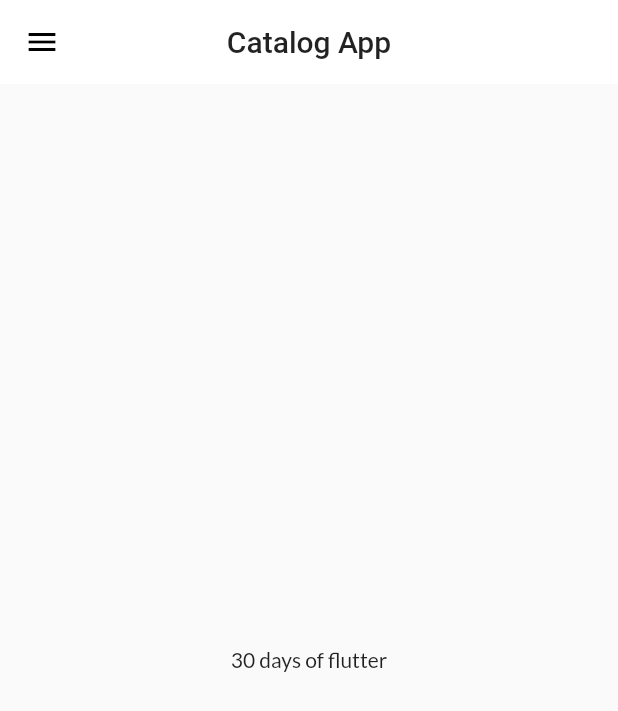
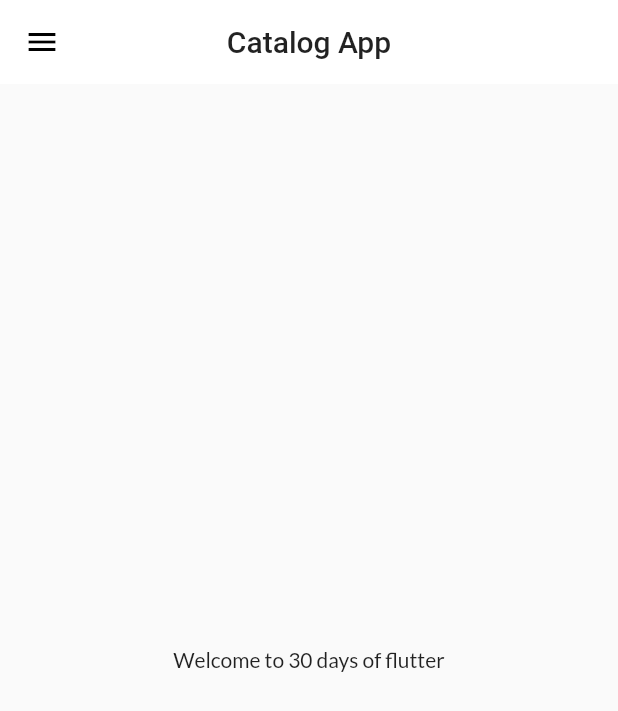
Before and after one commit to iamharshbit/flutter_catalog, a Flutter app: the screen it shows after launch, on a phone screen of 412 x 824 dp. Shown: the top 711 px of the screen. Run offline on Flutter 3.47's test engine with Material 2 defaults, Android fonts, the phone set to English and light mode, and no system bars; our stand-ins replace google_fonts.

Commit message:
Day11 commited

```diff
--- a/lib/pages/home_page.dart
+++ b/lib/pages/home_page.dart
@@ -13,7 +13,9 @@ class HomePage extends StatelessWidget {
         centerTitle: true,
       ),
       body: Center(
-        child: Container(child: Text("30 days of flutter")),
+        child: Container(
+          child: Text("Welcome to 30 days of flutter"),
+        ),
       ),
       drawer: MyDrawer(),
     );
```
Also changed, not shown: 1 other file.
